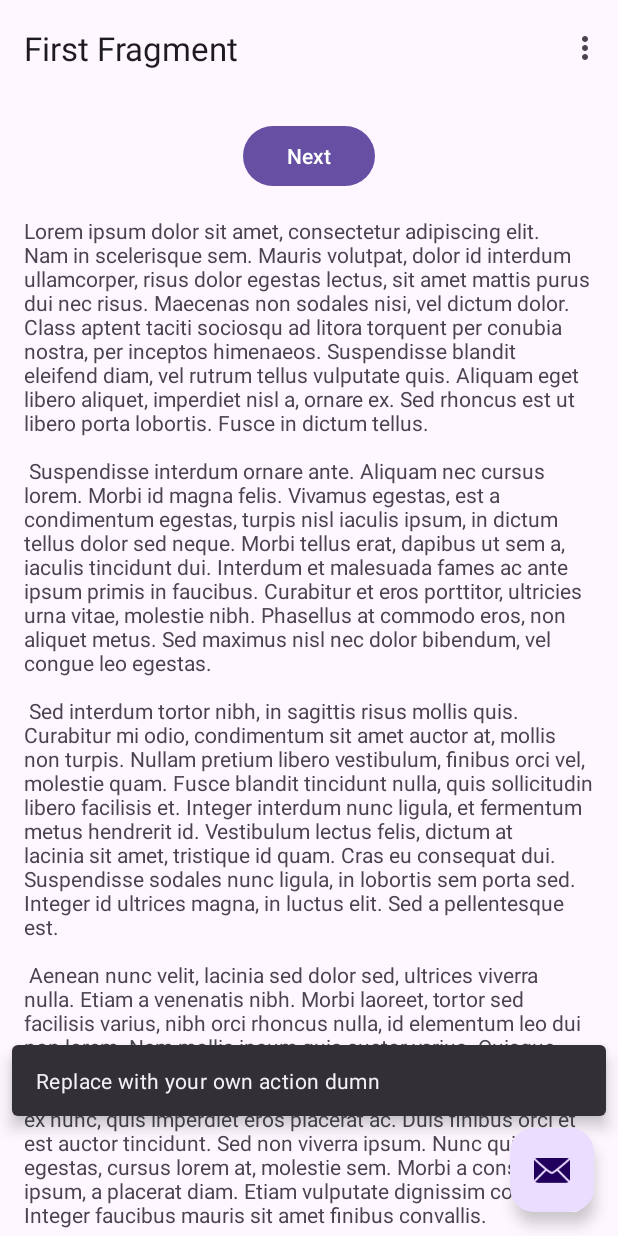
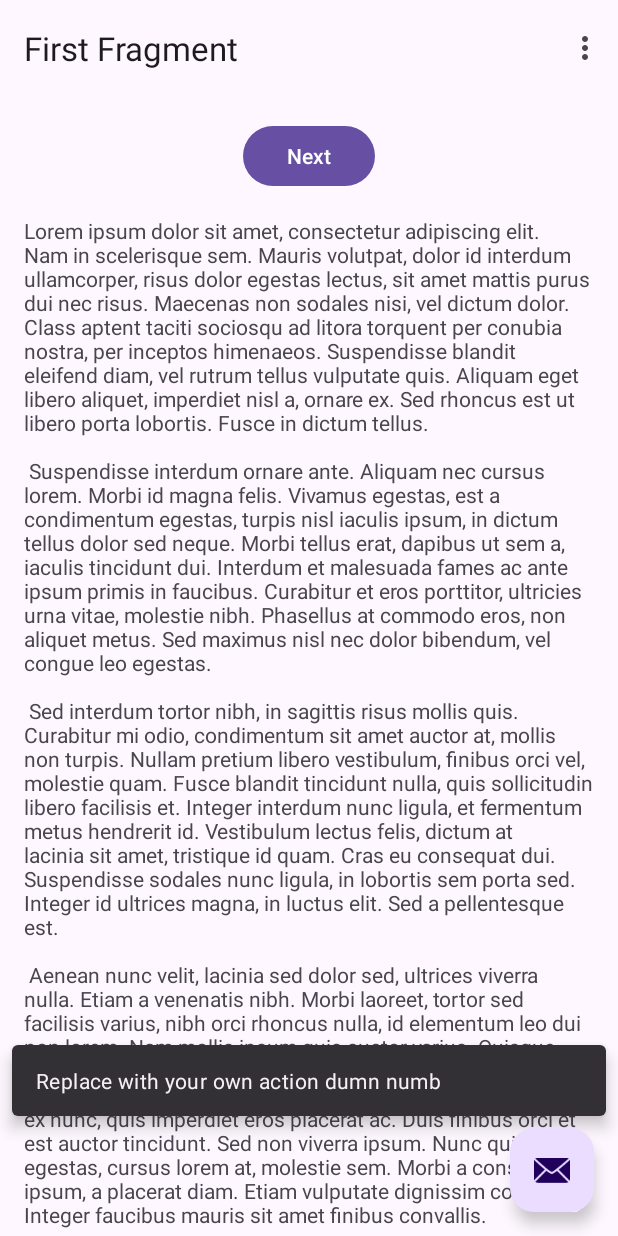
Before and after one commit to Priscilacaballero/Caballero_Perez_Rojas_tarea1, an Android app: the screen it shows after launch (MainActivity), after a tap on an icon or button, on a phone screen of 412 x 824 dp. Run offline under Robolectric (Android 15) with nearby library versions, the phone set to English and light mode, and no system bars; our stand-ins replace navigation-ui.

Commit message:
//prueba2

```diff
--- a/app/src/main/java/com/example/caballero_perez_rojas_tarea1/MainActivity.kt
+++ b/app/src/main/java/com/example/caballero_perez_rojas_tarea1/MainActivity.kt
@@ -29,7 +29,7 @@ class MainActivity : AppCompatActivity() {
         setupActionBarWithNavController(navController, appBarConfiguration)
 
         binding.fab.setOnClickListener { view ->
-            Snackbar.make(view, "Replace with your own action dumn", Snackbar.LENGTH_LONG)
+            Snackbar.make(view, "Replace with your own action dumn numb", Snackbar.LENGTH_LONG)
                 .setAction("Action", null)
                 .setAnchorView(R.id.fab).show()
         }
```
